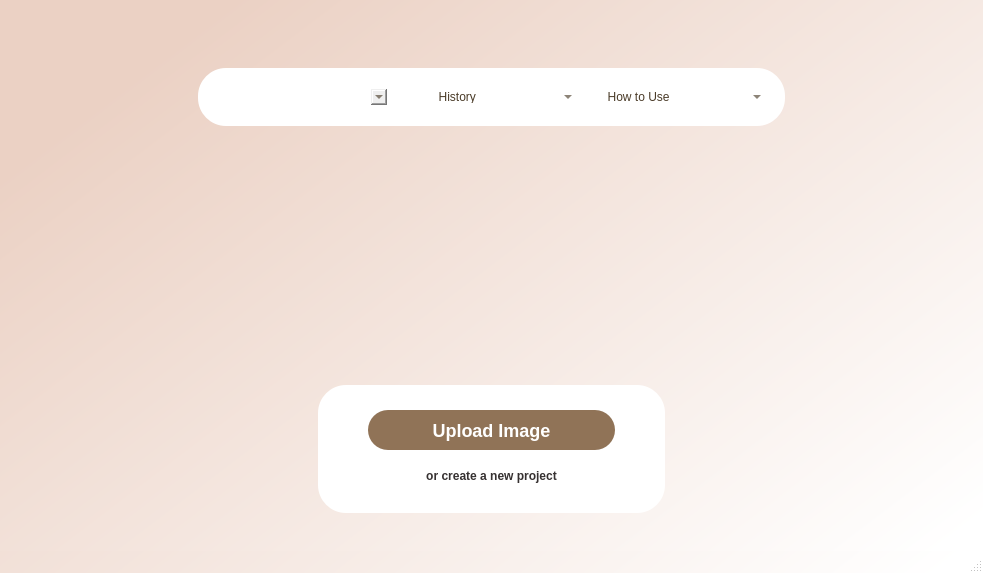
This is Jp's Edited Files/HomeTest.ui in jpnora07/Crackterize as Qt 5 draws it before an edit. The edited form follows.
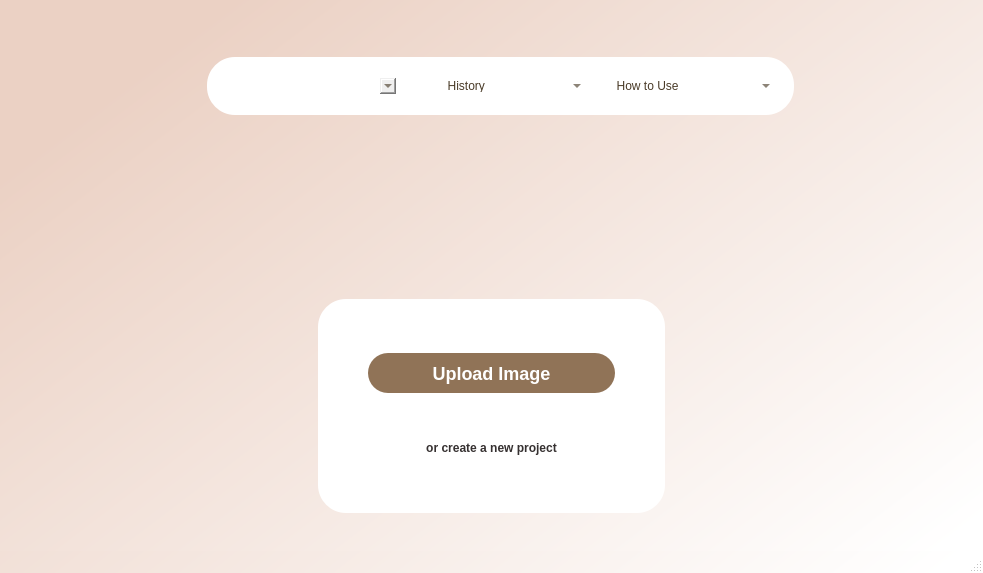
This is the edited form. Icons and pictures are not drawn.

Diff of the .ui file:
```diff
--- a/Jp's Edited Files/HomeTest.ui
+++ b/Jp's Edited Files/HomeTest.ui
@@ -58,7 +58,24 @@
       </property>
       <layout class="QVBoxLayout" name="verticalLayout">
        <item>
+        <widget class="QWidget" name="widget_3" native="true">
+         <layout class="QVBoxLayout" name="verticalLayout_2">
+          <item>
+           <widget class="QWidget" name="widget_6" native="true">
+            <property name="styleSheet">
+             <string notr="true">background-image:url(:/images/Crackterize.png);
+background-repeat: no-repeat; 
+background-position: center;</string>
+            </property>
         <widget class="QWidget" name="widget_2" native="true">
+             <property name="geometry">
+              <rect>
+               <x>0</x>
+               <y>-20</y>
+               <width>947</width>
+               <height>168</height>
+              </rect>
+             </property>
          <layout class="QVBoxLayout" name="verticalLayout_3">
           <property name="leftMargin">
            <number>180</number>
@@ -238,17 +255,6 @@
           </item>
          </layout>
         </widget>
-       </item>
-       <item>
-        <widget class="QWidget" name="widget_3" native="true">
-         <layout class="QVBoxLayout" name="verticalLayout_2">
-          <item>
-           <widget class="QWidget" name="widget_6" native="true">
-            <property name="styleSheet">
-             <string notr="true">background-image:url(:/images/Crackterize.png);
-background-repeat: no-repeat; 
-background-position: center;</string>
-            </property>
            </widget>
           </item>
          </layout>
```
Lines whose indentation alone changed are shown as unchanged.
